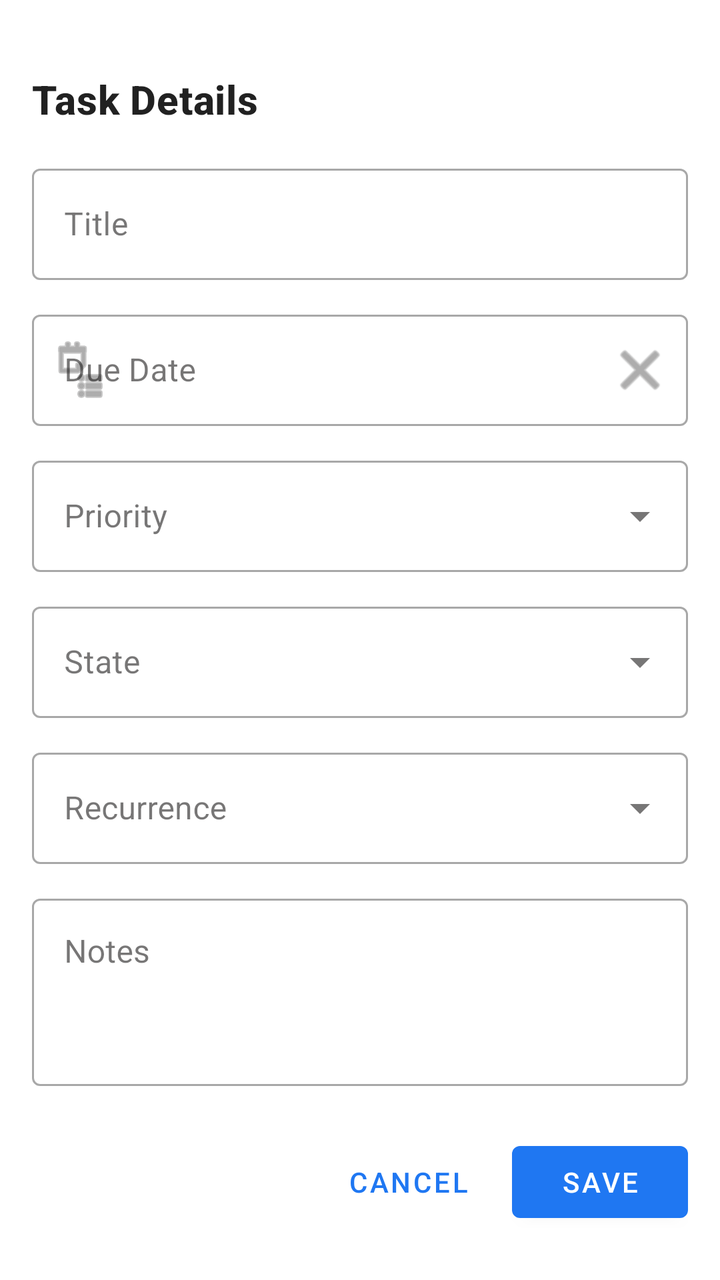
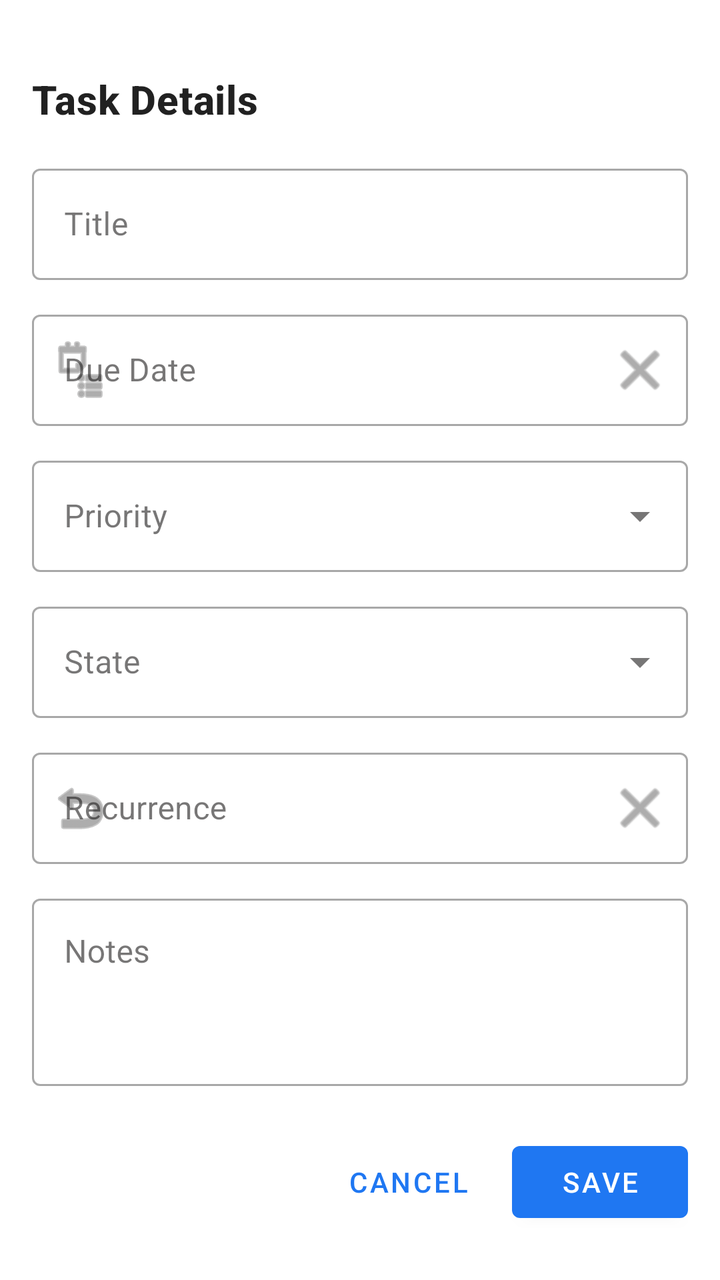

Two renders of the same Android screen: before a commit and after it. Below are the layout's source before the change and the commit's diff.
<!-- AndroidManifest.xml: application theme Theme.Vega -->
<!-- res/layout/bottom_sheet_task_detail.xml -->
<?xml version="1.0" encoding="utf-8"?>
<androidx.core.widget.NestedScrollView xmlns:android="http://schemas.android.com/apk/res/android"
    xmlns:app="http://schemas.android.com/apk/res-auto"
    android:layout_width="match_parent"
    android:layout_height="wrap_content"
    android:fillViewport="true">

    <LinearLayout
        android:layout_width="match_parent"
        android:layout_height="wrap_content"
        android:orientation="vertical"
        android:padding="@dimen/spacing_16"
        android:background="?android:attr/colorBackground">

        
        <View
            android:layout_width="40dp"
            android:layout_height="4dp"
            android:layout_gravity="center"
            android:layout_marginBottom="@dimen/spacing_16"
            android:background="?android:attr/textColorSecondary"
            android:backgroundTint="?android:attr/textColorSecondary" />

        
        <TextView
            android:layout_width="match_parent"
            android:layout_height="wrap_content"
            android:text="Task Details"
            android:textAppearance="?attr/textAppearanceHeadline6"
            android:textColor="?android:attr/textColorPrimary"
            android:layout_marginBottom="@dimen/spacing_16" />

        
        <com.google.android.material.textfield.TextInputLayout
            android:id="@+id/til_title"
            style="@style/Widget.MaterialComponents.TextInputLayout.OutlinedBox"
            android:layout_width="match_parent"
            android:layout_height="wrap_content"
            android:hint="@string/label_title"
            android:layout_marginBottom="@dimen/spacing_12">

            <com.google.android.material.textfield.TextInputEditText
                android:id="@+id/et_title"
                android:layout_width="match_parent"
                android:layout_height="wrap_content"
                android:inputType="textCapSentences" />
        </com.google.android.material.textfield.TextInputLayout>

        
        <com.google.android.material.textfield.TextInputLayout
            android:id="@+id/til_due_date"
            style="@style/Widget.MaterialComponents.TextInputLayout.OutlinedBox"
            android:layout_width="match_parent"
            android:layout_height="wrap_content"
            android:hint="@string/label_due_date"
            android:layout_marginBottom="@dimen/spacing_12"
            app:startIconDrawable="@android:drawable/ic_menu_agenda"
            app:endIconMode="custom"
            app:endIconDrawable="@android:drawable/ic_menu_close_clear_cancel"
            app:endIconContentDescription="Clear Due Date">

            <com.google.android.material.textfield.TextInputEditText
                android:id="@+id/et_due_date"
                android:layout_width="match_parent"
                android:layout_height="wrap_content"
                android:focusable="false"
                android:clickable="true"
                android:cursorVisible="false" />
        </com.google.android.material.textfield.TextInputLayout>

        
        <com.google.android.material.textfield.TextInputLayout
            android:id="@+id/til_priority"
            style="@style/Widget.MaterialComponents.TextInputLayout.OutlinedBox.ExposedDropdownMenu"
            android:layout_width="match_parent"
            android:layout_height="wrap_content"
            android:hint="@string/label_priority"
            android:layout_marginBottom="@dimen/spacing_12">

            <AutoCompleteTextView
                android:id="@+id/actv_priority"
                android:layout_width="match_parent"
                android:layout_height="wrap_content"
                android:inputType="none" />
        </com.google.android.material.textfield.TextInputLayout>

        
        <com.google.android.material.textfield.TextInputLayout
            android:id="@+id/til_state"
            style="@style/Widget.MaterialComponents.TextInputLayout.OutlinedBox.ExposedDropdownMenu"
            android:layout_width="match_parent"
            android:layout_height="wrap_content"
            android:hint="State"
            android:layout_marginBottom="@dimen/spacing_12">

            <AutoCompleteTextView
                android:id="@+id/actv_state"
                android:layout_width="match_parent"
                android:layout_height="wrap_content"
                android:inputType="none" />
        </com.google.android.material.textfield.TextInputLayout>

        
        <com.google.android.material.textfield.TextInputLayout
            android:id="@+id/til_recurrence"
            style="@style/Widget.MaterialComponents.TextInputLayout.OutlinedBox.ExposedDropdownMenu"
            android:layout_width="match_parent"
            android:layout_height="wrap_content"
            android:hint="@string/label_recurrence"
            android:layout_marginBottom="@dimen/spacing_12">

            <AutoCompleteTextView
                android:id="@+id/actv_recurrence"
                android:layout_width="match_parent"
                android:layout_height="wrap_content"
                android:inputType="none" />
        </com.google.android.material.textfield.TextInputLayout>

        
        <com.google.android.material.textfield.TextInputLayout
            android:id="@+id/til_notes"
            style="@style/Widget.MaterialComponents.TextInputLayout.OutlinedBox"
            android:layout_width="match_parent"
            android:layout_height="wrap_content"
            android:hint="@string/label_notes"
            android:layout_marginBottom="@dimen/spacing_24">

            <com.google.android.material.textfield.TextInputEditText
                android:id="@+id/et_notes"
                android:layout_width="match_parent"
                android:layout_height="wrap_content"
                android:inputType="textMultiLine|textCapSentences"
                android:minLines="3"
                android:gravity="top" />
        </com.google.android.material.textfield.TextInputLayout>

        
        <LinearLayout
            android:layout_width="match_parent"
            android:layout_height="wrap_content"
            android:orientation="horizontal"
            android:gravity="end">

            <com.google.android.material.button.MaterialButton
                android:id="@+id/btn_cancel"
                style="@style/Widget.MaterialComponents.Button.TextButton"
                android:layout_width="wrap_content"
                android:layout_height="wrap_content"
                android:text="@string/button_cancel"
                android:layout_marginEnd="@dimen/spacing_8" />

            <com.google.android.material.button.MaterialButton
                android:id="@+id/btn_save"
                android:layout_width="wrap_content"
                android:layout_height="wrap_content"
                android:text="@string/button_save" />
        </LinearLayout>
    </LinearLayout>
</androidx.core.widget.NestedScrollView>
<!-- resources referenced by this layout -->
<resources>
  <dimen name="spacing_12">12dp</dimen>
  <dimen name="spacing_16">16dp</dimen>
  <dimen name="spacing_24">24dp</dimen>
  <dimen name="spacing_8">8dp</dimen>
  <string name="button_cancel">Cancel</string>
  <string name="button_save">Save</string>
  <string name="label_due_date">Due Date</string>
  <string name="label_notes">Notes</string>
  <string name="label_priority">Priority</string>
  <string name="label_recurrence">Recurrence</string>
  <string name="label_title">Title</string>
  <style name="Theme.Vega" parent="Theme.MaterialComponents.DayNight.NoActionBar">
          
          <item name="colorPrimary">@color/primary</item>
          <item name="colorOnPrimary">@color/on_primary</item>
          
          
          <item name="colorSecondary">@color/secondary</item>
          <item name="colorOnSecondary">@color/on_secondary</item>
          
          
          <item name="colorError">@color/error</item>
          <item name="colorOnError">@color/on_error</item>
          
          
          <item name="android:windowBackground">@color/background</item>
          <item name="colorSurface">@color/surface</item>
          <item name="colorOnSurface">@color/on_surface</item>
          
          
          <item name="textAppearanceHeadline1">@style/TextAppearance.Vega.Headline1</item>
          <item name="textAppearanceHeadline6">@style/TextAppearance.Vega.Headline6</item>
          <item name="textAppearanceBody1">@style/TextAppearance.Vega.Body1</item>
          <item name="textAppearanceBody2">@style/TextAppearance.Vega.Body2</item>
          
          
          <item name="shapeAppearanceSmallComponent">@style/ShapeAppearance.Vega.SmallComponent</item>
          <item name="shapeAppearanceMediumComponent">@style/ShapeAppearance.Vega.MediumComponent</item>
      </style>
  <color name="primary">#1F77F2</color>
  <color name="on_primary">#FFFFFF</color>
  <color name="secondary">#4DB8A8</color>
  <color name="on_secondary">#FFFFFF</color>
  <color name="error">#DC3545</color>
  <color name="on_error">#FFFFFF</color>
  <color name="background">#FFFFFF</color>
  <color name="surface">#FFFFFF</color>
  <color name="on_surface">#1C1B1B</color>
  <style name="TextAppearance.Vega.Headline1" parent="TextAppearance.MaterialComponents.Headline1">
          <item name="fontFamily">sans-serif-black</item>
          <item name="android:textStyle">bold</item>
      </style>
  <style name="TextAppearance.Vega.Headline6" parent="TextAppearance.MaterialComponents.Headline6">
          <item name="fontFamily">sans-serif-medium</item>
          <item name="android:textStyle">bold</item>
      </style>
  <style name="TextAppearance.Vega.Body1" parent="TextAppearance.MaterialComponents.Body1">
          <item name="fontFamily">sans-serif</item>
      </style>
  <style name="TextAppearance.Vega.Body2" parent="TextAppearance.MaterialComponents.Body2">
          <item name="fontFamily">sans-serif</item>
      </style>
  <style name="ShapeAppearance.Vega.SmallComponent" parent="ShapeAppearance.MaterialComponents.SmallComponent">
          <item name="cornerRadius">8dp</item>
      </style>
  <style name="ShapeAppearance.Vega.MediumComponent" parent="ShapeAppearance.MaterialComponents.MediumComponent">
          <item name="cornerRadius">12dp</item>
      </style>
</resources>

<!-- the commit's change to res/layout/bottom_sheet_task_detail.xml (unified diff, before → after) -->
@@ -103,17 +103,23 @@
         
         <com.google.android.material.textfield.TextInputLayout
             android:id="@+id/til_recurrence"
-            style="@style/Widget.MaterialComponents.TextInputLayout.OutlinedBox.ExposedDropdownMenu"
+            style="@style/Widget.MaterialComponents.TextInputLayout.OutlinedBox"
             android:layout_width="match_parent"
             android:layout_height="wrap_content"
             android:hint="@string/label_recurrence"
-            android:layout_marginBottom="@dimen/spacing_12">
+            android:layout_marginBottom="@dimen/spacing_12"
+            app:startIconDrawable="@android:drawable/ic_menu_revert"
+            app:endIconMode="custom"
+            app:endIconDrawable="@android:drawable/ic_menu_close_clear_cancel"
+            app:endIconContentDescription="Clear Recurrence">
 
-            <AutoCompleteTextView
-                android:id="@+id/actv_recurrence"
+            <com.google.android.material.textfield.TextInputEditText
+                android:id="@+id/et_recurrence"
                 android:layout_width="match_parent"
                 android:layout_height="wrap_content"
-                android:inputType="none" />
+                android:focusable="false"
+                android:clickable="true"
+                android:cursorVisible="false" />
         </com.google.android.material.textfield.TextInputLayout>
 
         
